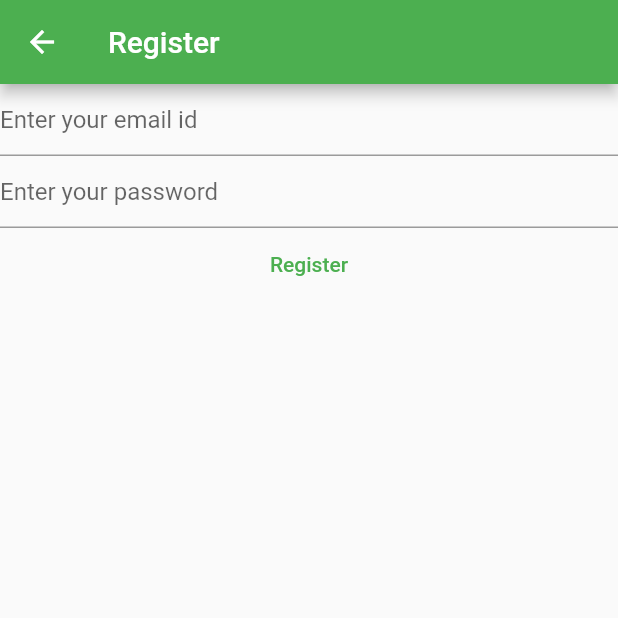
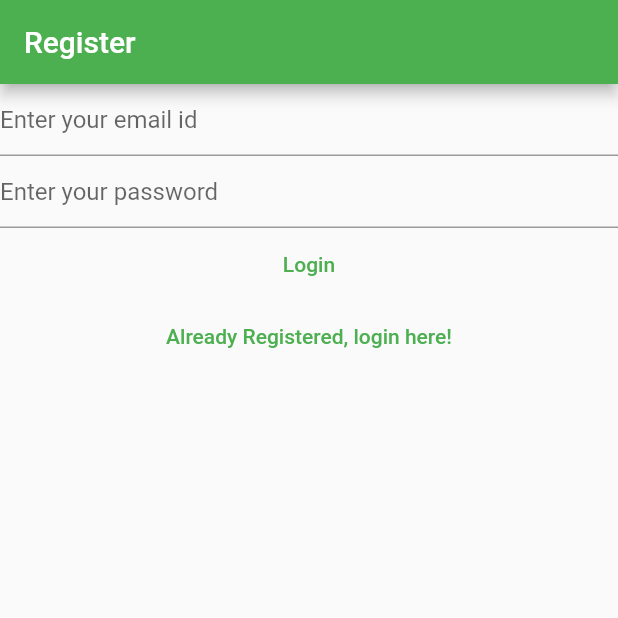
Before and after one commit to amalvinod/mynotes, a Flutter app: the Registerview screen opened directly, on a phone screen of 412 x 824 dp, the top half of it. Run offline on Flutter 3.47's test engine with Material 2 defaults, Android fonts, the phone set to English and light mode, and no system bars; our stand-ins replace firebase_auth, firebase_core; accounts and stored records are empty.

Commit message:
Linked Login and register views

```diff
--- a/lib/views/register_view.dart
+++ b/lib/views/register_view.dart
@@ -1,8 +1,8 @@
 import 'package:firebase_auth/firebase_auth.dart';
-import 'package:firebase_core/firebase_core.dart';
+//import 'package:firebase_core/firebase_core.dart';
 import 'package:flutter/material.dart';
 
-import '../firebase_options.dart';
+//import '../firebase_options.dart';
 
 class Registerview extends StatefulWidget {
   const Registerview({super.key});
@@ -32,17 +32,8 @@
   @override
   Widget build(BuildContext context) {
     return Scaffold(
-      appBar: AppBar(
-        title: const Text("Register"),
-      ),
-      body: FutureBuilder(
-        future: Firebase.initializeApp(
-          options: DefaultFirebaseOptions.currentPlatform,
-        ),
-        builder: (context, snapshot) {
-          switch (snapshot.connectionState) {
-            case ConnectionState.done:
-              return Column(
+      appBar: AppBar(title: const Text('Register')),
+      body: Column(
         children: [
           TextField(
             controller: _email,
@@ -82,14 +73,15 @@
                   }
                 }
               },
-                      child: const Text('Register')),
+              child: const Text('Login')),
+          TextButton(
+            onPressed: () {
+              Navigator.of(context)
+                  .pushNamedAndRemoveUntil('/login/', (route) => false);
+            },
+            child: const Text('Already Registered, login here!'),
+          )
         ],
-              );
-
-            default:
-              return const Text('loading');
-          }
-        },
       ),
     );
   }
```
Also changed, not shown: lib/main.dart (+16 -16 lines), lib/views/login_view.dart (+12 -20 lines), lib/views/verify_email.dart (added, +32 -0 lines). Lines whose indentation alone changed are shown as unchanged.
